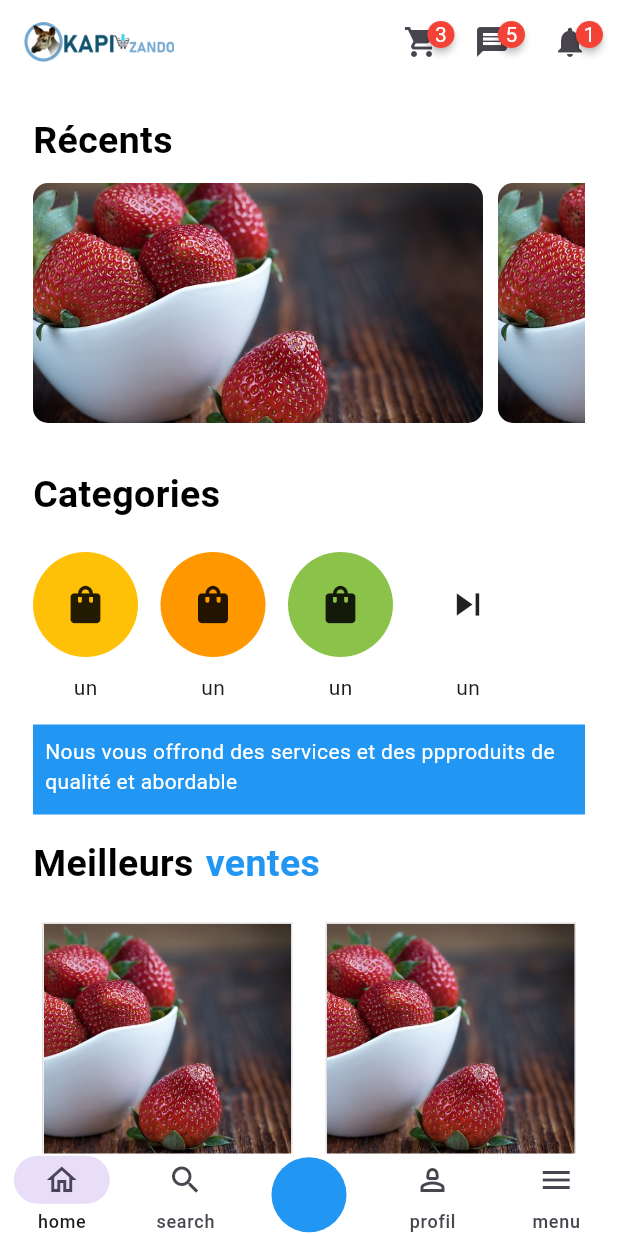
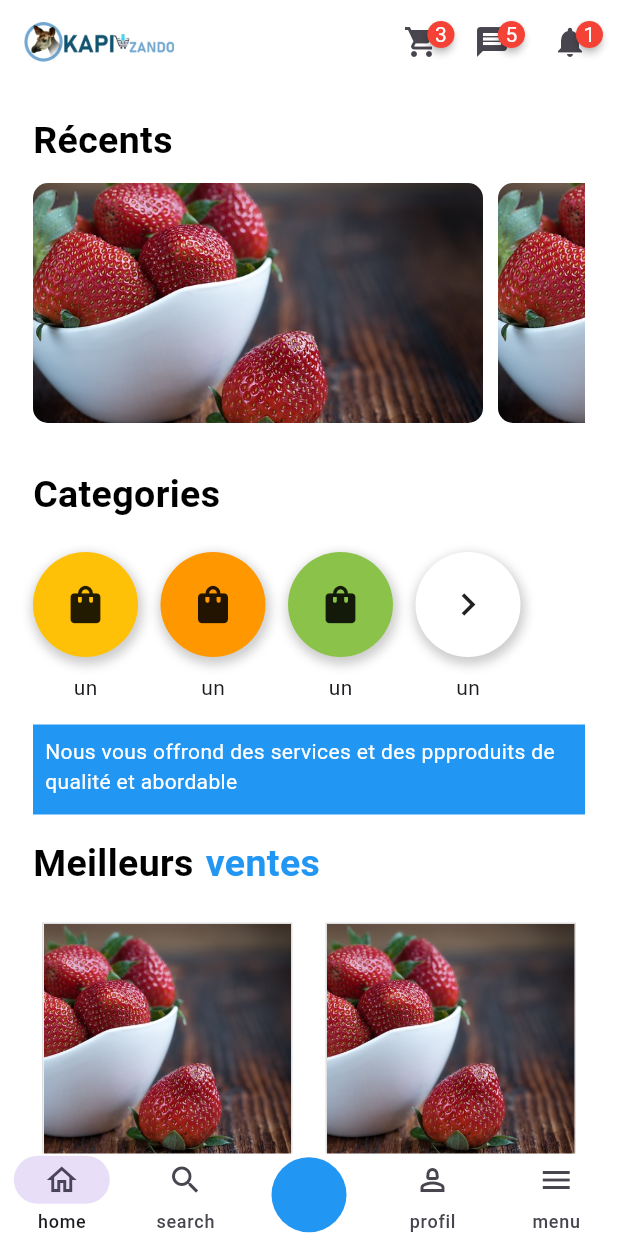
Before and after one commit to Ebn4/OkapiZando, a Flutter app: the screen it shows after launch, on a phone screen of 412 x 824 dp. Run offline on Flutter 3.47's test engine with Material 3 defaults, Android fonts, the phone set to English and light mode, and no system bars; drawn by our look-alikes of badges.

Commit message:
Ajout de l'ombre dans la section categorie

```diff
--- a/lib/pages/acceuil/acceuilPage.dart
+++ b/lib/pages/acceuil/acceuilPage.dart
@@ -238,9 +238,18 @@ class _AcceuilPageState extends State<AcceuilPage> {
                             decoration: BoxDecoration(
                               color: Colors.amber,
                               shape: BoxShape.circle,
+                                boxShadow: [
+                                  BoxShadow(
+                                      color: Colors.black12.withOpacity(0.2),
+                                      spreadRadius: 2,
+                                      blurRadius: 5,
+                                      offset: Offset(1, 3)
+                                  )
+                                ]
                             ),
                             child: Icon(Icons.shopping_bag, size: 30),
                           ),
+
                           SizedBox(height: 10),
                           const Text('un'),
                         ],
@@ -255,6 +264,14 @@ class _AcceuilPageState extends State<AcceuilPage> {
                             decoration: BoxDecoration(
                               color: Colors.orange,
                               shape: BoxShape.circle,
+                                boxShadow: [
+                                  BoxShadow(
+                                      color: Colors.black12.withOpacity(0.2),
+                                      spreadRadius: 2,
+                                      blurRadius: 5,
+                                      offset: Offset(1, 3)
+                                  )
+                                ]
                             ),
                             child: Icon(Icons.shopping_bag, size: 30),
                           ),
@@ -272,6 +289,14 @@ class _AcceuilPageState extends State<AcceuilPage> {
                             decoration: BoxDecoration(
                               color: Colors.lightGreen,
                               shape: BoxShape.circle,
+                              boxShadow: [
+                                BoxShadow(
+                                  color: Colors.black12.withOpacity(0.2),
+                                  spreadRadius: 2,
+                                  blurRadius: 5,
+                                  offset: Offset(1, 3)
+                                )
+                              ]
                             ),
                             child: Icon(Icons.shopping_bag, size: 30),
                           ),
@@ -289,8 +314,16 @@ class _AcceuilPageState extends State<AcceuilPage> {
                             decoration: BoxDecoration(
                               color: Colors.white,
                               shape: BoxShape.circle,
+                              boxShadow: [
+                                BoxShadow(
+                                  color: Colors.black.withOpacity(0.2), // couleur de l'ombre
+                                  spreadRadius: 2, // étalement de l'ombre
+                                  blurRadius: 5, // flou de l'ombre
+                                  offset: Offset(1, 3), // décalage horizontal et vertical
+                                ),
+                              ],
                             ),
-                            child: Icon(Icons.skip_next, size: 30),
+                            child: Icon(Icons.navigate_next, size: 30),
                           ),
                           SizedBox(height: 10),
                           const Text('un'),
```
